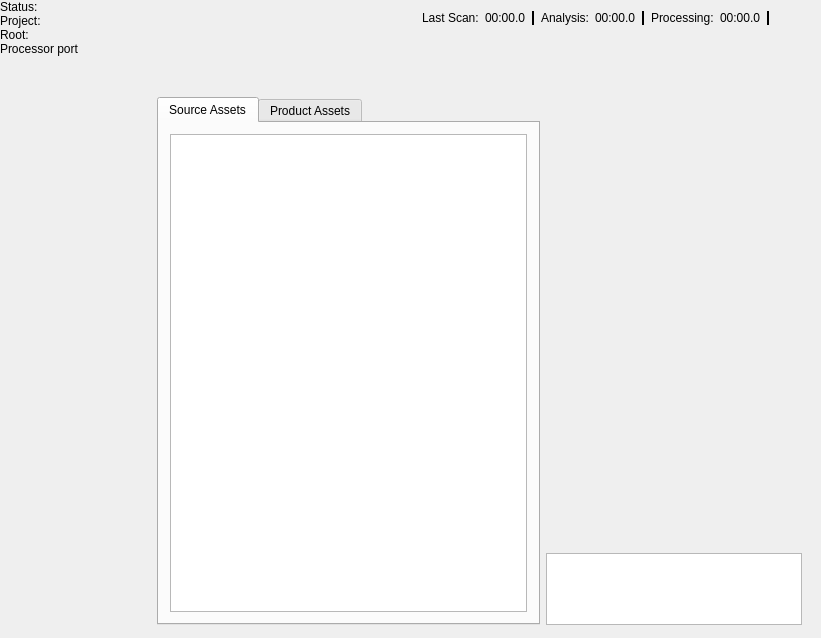
First picture: the form in Code/Tools/AssetProcessor/native/ui/MainWindow.ui, repository o3de/o3de, before the edit.
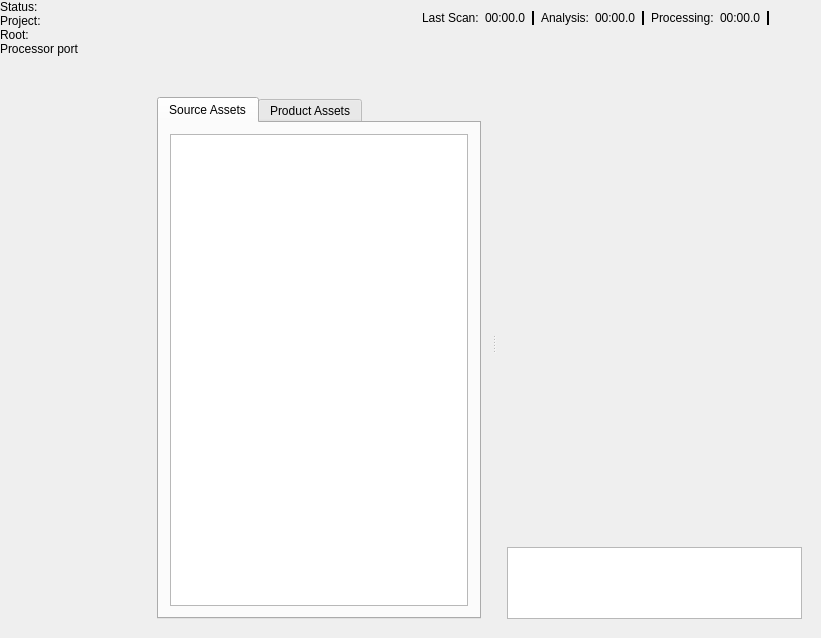
Second picture: the form after the edit. The open tabs and pages were chosen to show the change. Icons and pictures are not drawn. Custom widgets are drawn as their Qt base class.

Commit message: Horizontal splitter now works on the assets tab

```diff
--- a/Code/Tools/AssetProcessor/native/ui/MainWindow.ui
+++ b/Code/Tools/AssetProcessor/native/ui/MainWindow.ui
@@ -562,17 +562,12 @@
         </widget>
         <widget class="QSplitter" name="assetDetailsDialogSplitter">
          <property name="orientation">
-          <enum>Qt::Vertical</enum>
+          <enum>Qt::Horizontal</enum>
          </property>
          <property name="childrenCollapsible">
           <bool>false</bool>
          </property>
-         <widget class="QWidget" name="assetDetailsTopElementsContainer">
-          <layout class="QHBoxLayout" name="assetDetailsHorizontalLayout1" stretch="3,2">
-           <property name="bottomMargin">
-            <number>5</number>
-           </property>
-           <item>
+          <widget class="QWidget" name="AssetDetailsLeftLayout">
             <layout class="QVBoxLayout" name="assetDetailsVerticalLayout1">
              <item>
               <widget class="AzQtComponents::FilteredSearchWidget" name="assetDataFilteredSearchWidget" native="true">
@@ -638,8 +633,8 @@
               </widget>
              </item>
             </layout>
-           </item>
-           <item>
+          </widget>
+          <widget class="QWidget" name="AssetDetailsRightLayout">
             <layout class="QVBoxLayout" name="assetDetailsVerticalLayout2">
              <item>
               <widget class="AssetProcessor::SourceAssetDetailsPanel" name="sourceAssetDetailsPanel"/>
@@ -689,9 +684,8 @@
               </widget>
              </item>
             </layout>
-           </item>
-          </layout>
-         </widget>
+          </widget>
+
         </widget>
         <widget class="QWidget" name="LogDialog">
          <layout class="QVBoxLayout" name="verticalLayout_6">
```
Lines whose indentation alone changed are shown as unchanged.
